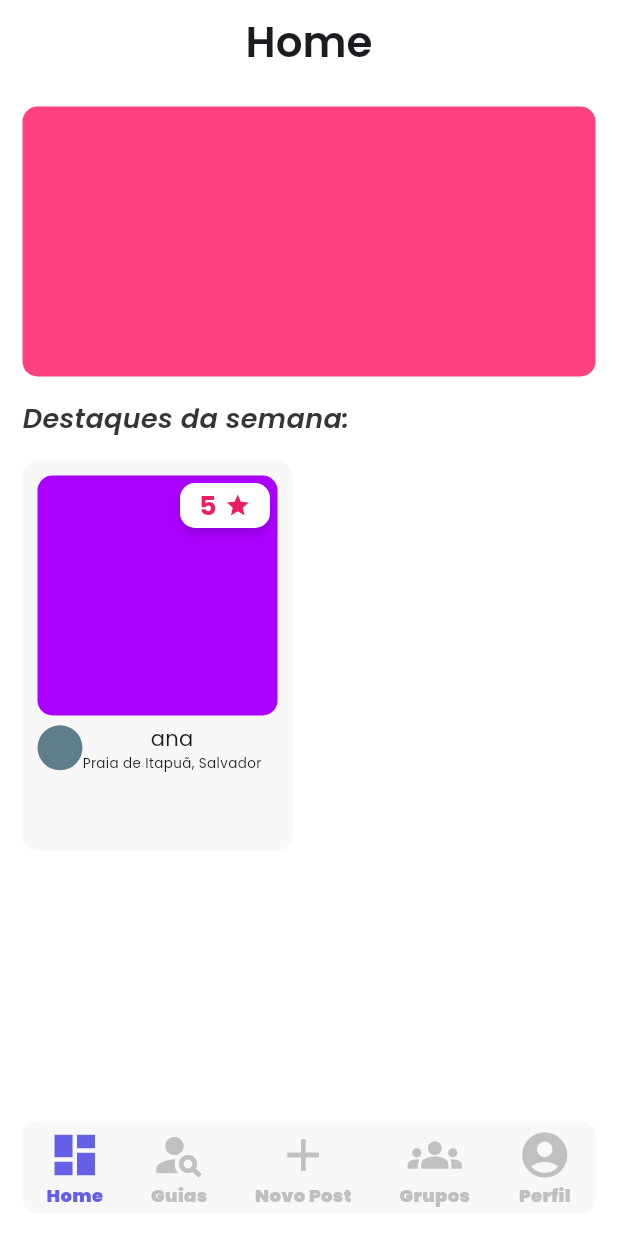
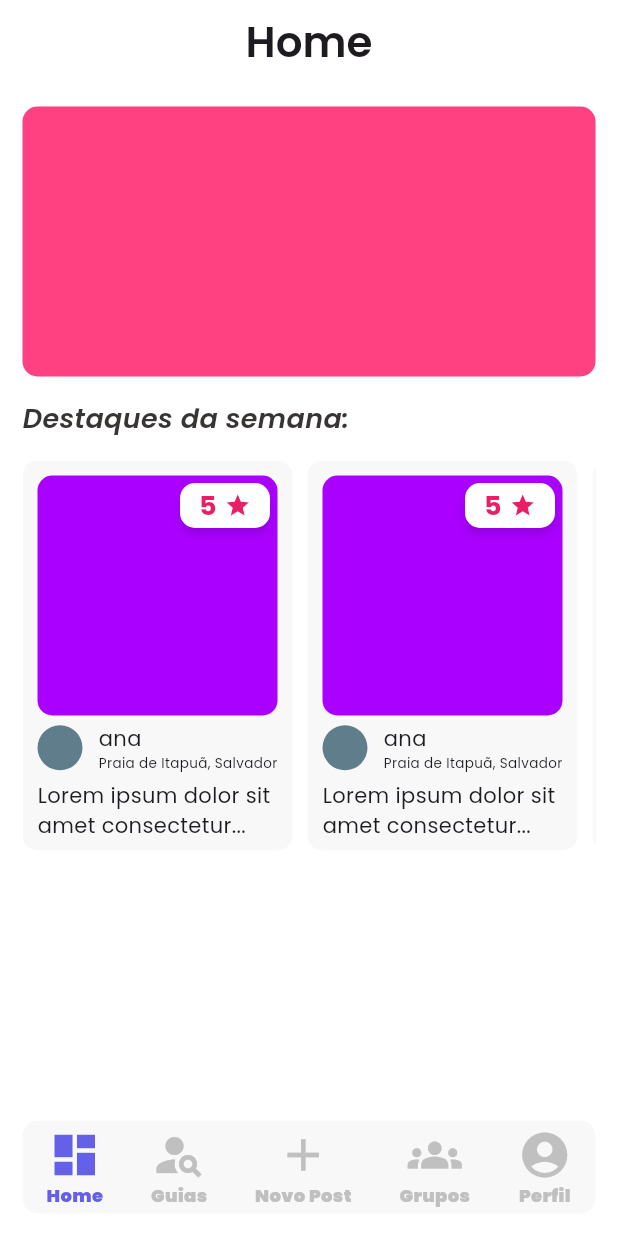
Before and after one commit to vihsantos/pov-mobile, a Flutter app: the screen it shows after launch, on a phone screen of 412 x 824 dp. Run offline on Flutter 3.47's test engine with Material 2 defaults, Android fonts, the phone set to English and light mode, and no system bars.

Commit message:
--- adicionando mais elementos na home

```diff
--- a/lib/presentation/views/home/home_page.dart
+++ b/lib/presentation/views/home/home_page.dart
@@ -27,7 +27,7 @@ class _HomePageState extends State<HomePage> {
           bottomNavigationBar: const BottomNavigation(),
           body: Column(crossAxisAlignment: CrossAxisAlignment.start, children: [
             Container(
-              margin: EdgeInsets.all(15),
+              margin: const EdgeInsets.all(15),
               width: size.width,
               height: 180,
               decoration: BoxDecoration(
@@ -45,14 +45,40 @@ class _HomePageState extends State<HomePage> {
                     color: Color(0xFF393434)),
               ),
             ),
-            Padding(
-              padding: EdgeInsets.all(15),
+            const Padding(
+              padding: const EdgeInsets.all(15),
+              child: SingleChildScrollView(
+                  scrollDirection: Axis.horizontal,
+                  child: Row(
+                    mainAxisAlignment: MainAxisAlignment.spaceBetween,
+                    children: [
+                      CardDestaque(),
+                      CardDestaque(),
+                      CardDestaque(),
+                      CardDestaque(),
+                    ],
+                  )),
+            )
+          ])),
+    );
+  }
+}
+
+class CardDestaque extends StatelessWidget {
+  const CardDestaque({
+    super.key,
+  });
+
+  @override
+  Widget build(BuildContext context) {
+    return Padding(
+      padding: const EdgeInsets.only(right: 10),
       child: Stack(children: [
         Container(
           width: 180,
           height: 260,
           decoration: BoxDecoration(
-                      color: Color(0xFFF8F8F8),
+              color: const Color(0xFFF8F8F8),
               borderRadius: BorderRadius.circular(10)),
           child: Column(
             crossAxisAlignment: CrossAxisAlignment.start,
@@ -60,15 +86,16 @@ class _HomePageState extends State<HomePage> {
               Container(
                 width: 160,
                 height: 160,
-                        margin: EdgeInsets.only(top: 10, left: 10),
+                margin: const EdgeInsets.only(top: 10, left: 10),
                 decoration: BoxDecoration(
                     color: Colors.purpleAccent[700],
                     borderRadius: BorderRadius.circular(10)),
               ),
-                      SizedBox(height: 5),
+              const SizedBox(height: 5),
               Padding(
-                        padding: const EdgeInsets.only(left: 10),
+                padding: const EdgeInsets.only(left: 10, right: 10),
                 child: Row(
+                  mainAxisAlignment: MainAxisAlignment.spaceBetween,
                   children: [
                     Container(
                       width: 30,
@@ -78,6 +105,8 @@ class _HomePageState extends State<HomePage> {
                           borderRadius: BorderRadius.circular(15)),
                     ),
                     const Column(
+                      crossAxisAlignment: CrossAxisAlignment.start,
+                      mainAxisAlignment: MainAxisAlignment.start,
                       children: [
                         Text("ana"),
                         Text(
@@ -86,9 +115,16 @@ class _HomePageState extends State<HomePage> {
                           style: TextStyle(fontSize: 9),
                         )
                       ],
-                            )
+                    ),
                   ],
                 ),
+              ),
+              const SizedBox(
+                height: 5,
+              ),
+              const Padding(
+                padding: EdgeInsets.only(left: 10, right: 10),
+                child: Text("Lorem ipsum dolor sit amet consectetur..."),
               )
             ],
           ),
@@ -99,15 +135,12 @@ class _HomePageState extends State<HomePage> {
           child: Container(
             width: 60,
             height: 30,
-                    decoration: BoxDecoration(
-                        boxShadow: const [
+            decoration: BoxDecoration(boxShadow: const [
               BoxShadow(
                   offset: Offset(0, 4),
                   blurRadius: 4,
                   color: Color.fromARGB(33, 0, 0, 0))
-                        ],
-                        color: Colors.white,
-                        borderRadius: BorderRadius.circular(10)),
+            ], color: Colors.white, borderRadius: BorderRadius.circular(10)),
             child: const Row(
               mainAxisAlignment: MainAxisAlignment.center,
               crossAxisAlignment: CrossAxisAlignment.center,
@@ -130,8 +163,6 @@ class _HomePageState extends State<HomePage> {
           ),
         )
       ]),
-            )
-          ])),
     );
   }
 }
```
Lines whose indentation alone changed are shown as unchanged.
